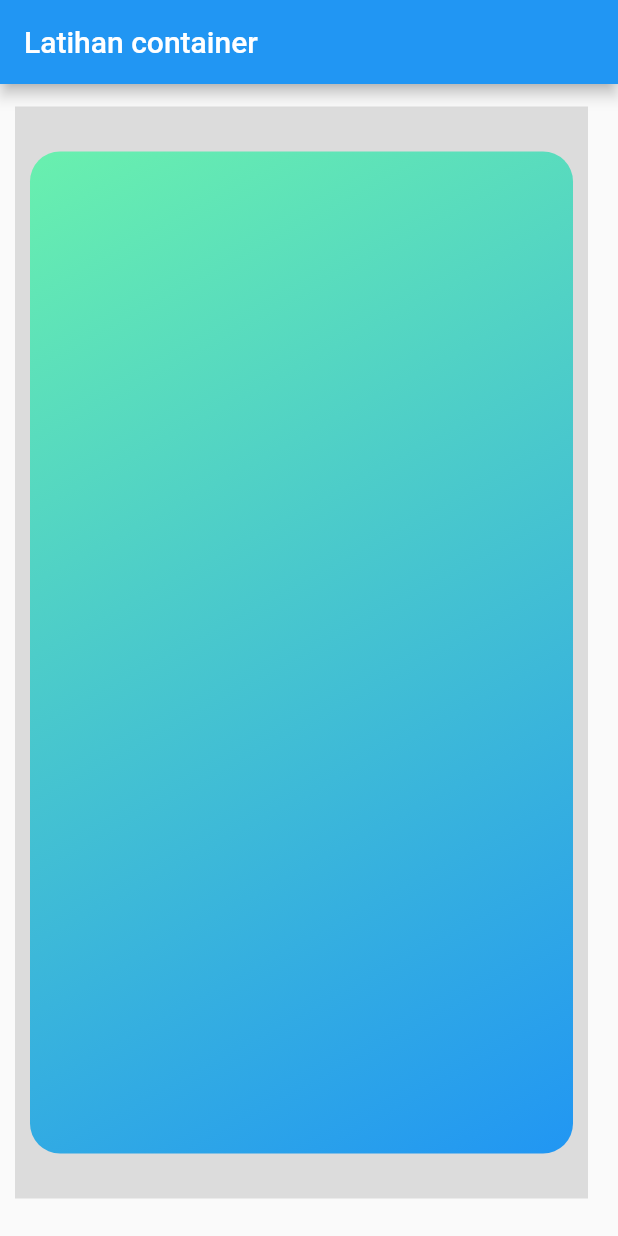
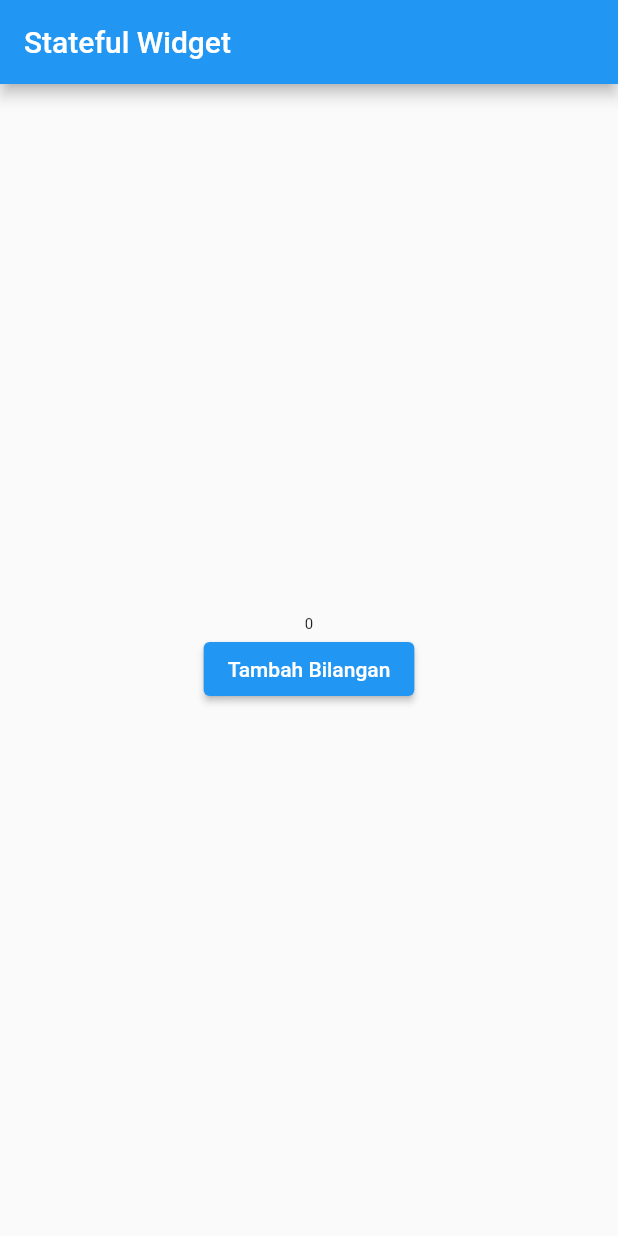
Before and after one commit to ajiwahyugigit/my-android, a Flutter app: the screen it shows after launch, on a phone screen of 412 x 824 dp. Run offline on Flutter 3.47's test engine with Material 2 defaults, Android fonts, the phone set to English and light mode, and no system bars.

Commit message:
stateful widget

```diff
--- a/lib/main.dart
+++ b/lib/main.dart
@@ -4,31 +4,72 @@ void main() {
   runApp(new MyApp());
 }
 
-class MyApp extends StatelessWidget {
+class MyApp extends StatefulWidget {
+  @override
+  _MyAppState createState() => _MyAppState();
+}
+
+class _MyAppState extends State<MyApp> {
+  int number = 0;
+
+  void tekanTombol() {
+    setState(() {
+      number = number + 1;
+    });
+  }
+
   @override
   Widget build(BuildContext context) {
     return MaterialApp(
       home: Scaffold(
         appBar: AppBar(
-          title: Text("Latihan container"),
+          title: Text("Stateful Widget"),
         ),
-        body: Container(
-          color: Colors.black12,
-          margin: EdgeInsets.fromLTRB(10, 15, 20, 25),
-          padding: EdgeInsets.only(bottom: 20, top: 20),
-          child: Container(
-            margin: EdgeInsets.all(10),
-            decoration: BoxDecoration(borderRadius: BorderRadius.circular(20),
-                gradient: LinearGradient(
-                    begin: Alignment.topLeft,
-                    end: Alignment.bottomRight,
-                    colors: <Color>[Colors.greenAccent, Colors.blue])),
+        body: Center(
+          child: Column(
+            mainAxisAlignment: MainAxisAlignment.center,
+            children: <Widget>[
+              Text(
+                number.toString(),
+                style: TextStyle(fontSize: 10 + number.toDouble()),
+              ),
+              ElevatedButton(
+                child: Text("Tambah Bilangan"),
+                onPressed: tekanTombol,
+              )
+            ],
           ),
         ),
       ),
     );
   }
 }
+
+// class MyApp extends StatelessWidget {
+//   @override
+//   Widget build(BuildContext context) {
+//     return MaterialApp(
+//       home: Scaffold(
+//         appBar: AppBar(
+//           title: Text("Latihan container"),
+//         ),
+//         body: Container(
+//           color: Colors.black12,
+//           margin: EdgeInsets.fromLTRB(10, 15, 20, 25),
+//           padding: EdgeInsets.only(bottom: 20, top: 20),
+//           child: Container(
+//             margin: EdgeInsets.all(10),
+//             decoration: BoxDecoration(borderRadius: BorderRadius.circular(20),
+//                 gradient: LinearGradient(
+//                     begin: Alignment.topLeft,
+//                     end: Alignment.bottomRight,
+//                     colors: <Color>[Colors.greenAccent, Colors.blue])),
+//           ),
+//         ),
+//       ),
+//     );
+//   }
+// }
 
 // class MyApp extends StatelessWidget {
 //   @override
```
Also changed, not shown: 1 other file.
